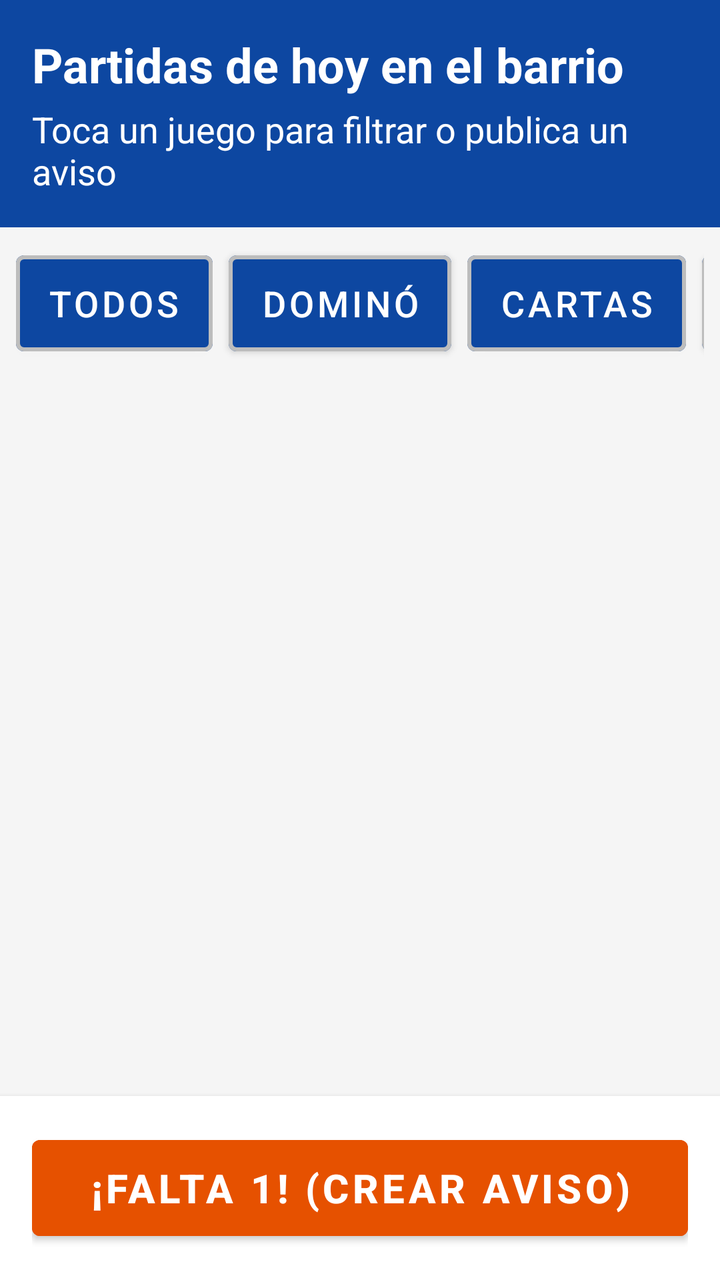
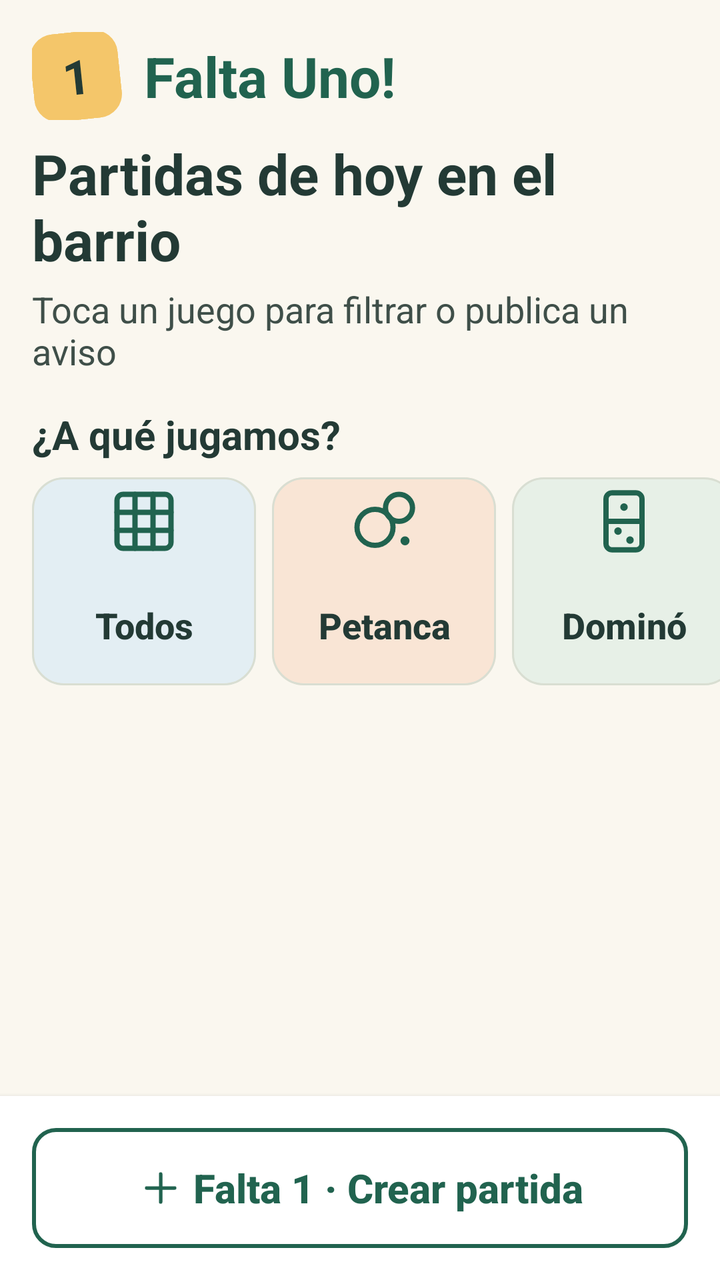

An Android layout rendered at two revisions. The XML below is the earlier revision; the diff shows what the commit changed to produce the second picture.
<!-- AndroidManifest.xml: application theme Theme.FaltaUno -->
<!-- res/layout/activity_main.xml -->
<?xml version="1.0" encoding="utf-8"?>
<LinearLayout xmlns:android="http://schemas.android.com/apk/res/android"
    xmlns:app="http://schemas.android.com/apk/res-auto"
    xmlns:tools="http://schemas.android.com/tools"
    android:layout_width="match_parent"
    android:layout_height="match_parent"
    android:orientation="vertical"
    tools:context=".ui.MainActivity">

    
    <LinearLayout
        android:layout_width="match_parent"
        android:layout_height="wrap_content"
        android:background="@color/color_primario"
        android:orientation="vertical"
        android:padding="@dimen/padding_general">

        <TextView
            android:id="@+id/tvTituloCabecera"
            android:layout_width="match_parent"
            android:layout_height="wrap_content"
            android:text="@string/titulo_pantalla_principal"
            android:textColor="@color/color_texto_blanco"
            android:textSize="@dimen/texto_titulo"
            android:textStyle="bold" />

        <TextView
            android:id="@+id/tvSubtituloCabecera"
            android:layout_width="match_parent"
            android:layout_height="wrap_content"
            android:layout_marginTop="4dp"
            android:text="@string/subtitulo_pantalla_principal"
            android:textColor="@color/color_texto_blanco"
            android:textSize="@dimen/texto_base" />

    </LinearLayout>

    
    <HorizontalScrollView
        android:layout_width="match_parent"
        android:layout_height="wrap_content"
        android:paddingStart="@dimen/padding_pequeno"
        android:paddingTop="@dimen/padding_pequeno"
        android:paddingEnd="@dimen/padding_pequeno"
        android:paddingBottom="@dimen/padding_pequeno"
        android:scrollbars="none">

        
        <LinearLayout
            android:layout_width="wrap_content"
            android:layout_height="wrap_content"
            android:orientation="horizontal"
            tools:ignore="ButtonStyle">

            <com.google.android.material.button.MaterialButton
                android:id="@+id/btnFiltroTodos"
                android:layout_width="wrap_content"
                android:layout_height="@dimen/btn_min_tamano"
                android:layout_marginEnd="@dimen/padding_pequeno"
                android:minWidth="@dimen/btn_min_tamano"
                android:text="@string/juego_todos"
                android:textSize="@dimen/texto_base"
                app:strokeColor="@color/color_borde"
                app:strokeWidth="2dp" />

            <com.google.android.material.button.MaterialButton
                android:id="@+id/btnFiltroDomino"
                android:layout_width="wrap_content"
                android:layout_height="@dimen/btn_min_tamano"
                android:layout_marginEnd="@dimen/padding_pequeno"
                android:minWidth="@dimen/btn_min_tamano"
                android:text="@string/juego_domino"
                android:textSize="@dimen/texto_base"
                app:strokeColor="@color/color_borde"
                app:strokeWidth="2dp" />

            <com.google.android.material.button.MaterialButton
                android:id="@+id/btnFiltroCartas"
                android:layout_width="wrap_content"
                android:layout_height="@dimen/btn_min_tamano"
                android:layout_marginEnd="@dimen/padding_pequeno"
                android:minWidth="@dimen/btn_min_tamano"
                android:text="@string/juego_cartas"
                android:textSize="@dimen/texto_base"
                app:strokeColor="@color/color_borde"
                app:strokeWidth="2dp" />

            <com.google.android.material.button.MaterialButton
                android:id="@+id/btnFiltroPetanca"
                android:layout_width="wrap_content"
                android:layout_height="@dimen/btn_min_tamano"
                android:layout_marginEnd="@dimen/padding_pequeno"
                android:minWidth="@dimen/btn_min_tamano"
                android:text="@string/juego_petanca"
                android:textSize="@dimen/texto_base"
                app:strokeColor="@color/color_borde"
                app:strokeWidth="2dp" />

            <com.google.android.material.button.MaterialButton
                android:id="@+id/btnFiltroParchis"
                android:layout_width="wrap_content"
                android:layout_height="@dimen/btn_min_tamano"
                android:minWidth="@dimen/btn_min_tamano"
                android:text="@string/juego_parchis"
                android:textSize="@dimen/texto_base"
                app:strokeColor="@color/color_borde"
                app:strokeWidth="2dp" />

        </LinearLayout>
    </HorizontalScrollView>

    
    <FrameLayout
        android:layout_width="match_parent"
        android:layout_height="0dp"
        android:layout_weight="1">

        
        <androidx.recyclerview.widget.RecyclerView
            android:id="@+id/rvPartidas"
            android:layout_width="match_parent"
            android:layout_height="match_parent"
            android:clipToPadding="false"
            android:paddingTop="@dimen/padding_pequeno"
            android:paddingBottom="@dimen/padding_pequeno" />

        
        <TextView
            android:id="@+id/tvSinPartidas"
            android:layout_width="match_parent"
            android:layout_height="match_parent"
            android:gravity="center"
            android:padding="@dimen/padding_grande"
            android:text="@string/mensaje_sin_partidas"
            android:textColor="@color/color_texto_secundario"
            android:textSize="@dimen/texto_subtitulo"
            android:visibility="gone" />

    </FrameLayout>

    
    <LinearLayout
        android:layout_width="match_parent"
        android:layout_height="wrap_content"
        android:background="@color/color_fondo_tarjeta"
        android:elevation="@dimen/elevacion_tarjeta"
        android:padding="@dimen/padding_general">

        <Button
            android:id="@+id/btnFaltaUno"
            android:layout_width="match_parent"
            android:layout_height="@dimen/btn_min_tamano"
            android:backgroundTint="@color/color_naranja_falta_uno"
            android:contentDescription="@string/desc_boton_falta_uno"
            android:text="@string/accion_falta_uno"
            android:textColor="@color/color_texto_blanco"
            android:textSize="@dimen/texto_subtitulo"
            android:textStyle="bold" />

    </LinearLayout>

</LinearLayout>
<!-- resources referenced by this layout -->
<resources>
  <color name="color_borde">#BDBDBD</color>
  <color name="color_naranja_falta_uno">#E65100</color>
  <color name="color_primario">#0D47A1</color>
  <color name="color_texto_secundario">#333333</color>
  <string name="accion_falta_uno">¡Falta 1! (Crear aviso)</string>
  <style name="Theme.FaltaUno" parent="Theme.MaterialComponents.Light.NoActionBar">
          
          <item name="colorPrimary">@color/color_primario</item>
          <item name="colorPrimaryVariant">@color/color_primario_oscuro</item>
          <item name="colorOnPrimary">@color/color_texto_blanco</item>
  
          
          <item name="colorSecondary">@color/color_secundario</item>
          <item name="colorOnSecondary">@color/color_texto_blanco</item>
  
          
          <item name="android:windowBackground">@color/color_fondo</item>
          <item name="android:textColorPrimary">@color/color_texto_principal</item>
          <item name="android:textColorSecondary">@color/color_texto_secundario</item>
  
          
          <item name="android:statusBarColor">@color/color_primario_oscuro</item>
          <item name="android:windowLightStatusBar">false</item>
      </style>
  <color name="color_primario_oscuro">#002171</color>
  <color name="color_secundario">#1976D2</color>
  <color name="color_fondo">#F5F5F5</color>
  <color name="color_texto_principal">#1A1A1A</color>
  <!-- unchanged entries left out for length: 19 -->
</resources>

<!-- the commit's change to res/layout/activity_main.xml (unified diff, before → after) -->
@@ -8,40 +8,50 @@
     tools:context=".ui.MainActivity">
 
     
-    <LinearLayout
-        android:layout_width="match_parent"
-        android:layout_height="wrap_content"
-        android:background="@color/color_primario"
-        android:orientation="vertical"
-        android:padding="@dimen/padding_general">
-
-        <TextView
-            android:id="@+id/tvTituloCabecera"
-            android:layout_width="match_parent"
-            android:layout_height="wrap_content"
-            android:text="@string/titulo_pantalla_principal"
-            android:textColor="@color/color_texto_blanco"
-            android:textSize="@dimen/texto_titulo"
-            android:textStyle="bold" />
-
-        <TextView
-            android:id="@+id/tvSubtituloCabecera"
-            android:layout_width="match_parent"
-            android:layout_height="wrap_content"
-            android:layout_marginTop="4dp"
-            android:text="@string/subtitulo_pantalla_principal"
-            android:textColor="@color/color_texto_blanco"
-            android:textSize="@dimen/texto_base" />
-
-    </LinearLayout>
+    <include layout="@layout/cabecera_logo" />
+
+    
+    <TextView
+        android:id="@+id/tvTituloCabecera"
+        android:layout_width="match_parent"
+        android:layout_height="wrap_content"
+        android:paddingStart="@dimen/padding_general"
+        android:paddingEnd="@dimen/padding_general"
+        android:text="@string/titulo_pantalla_principal"
+        android:textColor="@color/color_texto_principal"
+        android:textSize="@dimen/texto_grande"
+        android:textStyle="bold" />
+
+    <TextView
+        android:id="@+id/tvSubtituloCabecera"
+        android:layout_width="match_parent"
+        android:layout_height="wrap_content"
+        android:layout_marginTop="@dimen/espacio_minimo"
+        android:paddingStart="@dimen/padding_general"
+        android:paddingEnd="@dimen/padding_general"
+        android:text="@string/subtitulo_pantalla_principal"
+        android:textColor="@color/color_texto_secundario"
+        android:textSize="@dimen/texto_base" />
+
+    <TextView
+        android:layout_width="match_parent"
+        android:layout_height="wrap_content"
+        android:layout_marginTop="@dimen/padding_general"
+        android:paddingStart="@dimen/padding_general"
+        android:paddingEnd="@dimen/padding_general"
+        android:text="@string/etiqueta_a_que_jugamos"
+        android:textColor="@color/color_texto_principal"
+        android:textSize="@dimen/texto_subtitulo"
+        android:textStyle="bold" />
 
     
     <HorizontalScrollView
         android:layout_width="match_parent"
         android:layout_height="wrap_content"
-        android:paddingStart="@dimen/padding_pequeno"
+        android:clipToPadding="false"
+        android:paddingStart="@dimen/padding_general"
         android:paddingTop="@dimen/padding_pequeno"
-        android:paddingEnd="@dimen/padding_pequeno"
+        android:paddingEnd="@dimen/padding_general"
         android:paddingBottom="@dimen/padding_pequeno"
         android:scrollbars="none">
 
@@ -54,57 +64,92 @@
 
             <com.google.android.material.button.MaterialButton
                 android:id="@+id/btnFiltroTodos"
-                android:layout_width="wrap_content"
-                android:layout_height="@dimen/btn_min_tamano"
-                android:layout_marginEnd="@dimen/padding_pequeno"
-                android:minWidth="@dimen/btn_min_tamano"
+                android:layout_width="@dimen/ancho_casilla"
+                android:layout_height="@dimen/alto_casilla"
+                android:layout_marginEnd="@dimen/padding_pequeno"
+                android:backgroundTint="@color/color_pastel_todos"
+                android:stateListAnimator="@null"
                 android:text="@string/juego_todos"
-                android:textSize="@dimen/texto_base"
-                app:strokeColor="@color/color_borde"
-                app:strokeWidth="2dp" />
+                android:textColor="@color/color_texto_principal"
+                android:textSize="@dimen/texto_base"
+                app:cornerRadius="@dimen/radio_esquinas"
+                app:icon="@drawable/ic_juego_todos"
+                app:iconGravity="top"
+                app:iconSize="@dimen/tamano_icono"
+                app:iconTint="@color/color_primario"
+                app:strokeColor="@color/color_borde"
+                app:strokeWidth="@dimen/borde_fino" />
+
+            <com.google.android.material.button.MaterialButton
+                android:id="@+id/btnFiltroPetanca"
+                android:layout_width="@dimen/ancho_casilla"
+                android:layout_height="@dimen/alto_casilla"
+                android:layout_marginEnd="@dimen/padding_pequeno"
+                android:backgroundTint="@color/color_pastel_petanca"
+                android:stateListAnimator="@null"
+                android:text="@string/juego_petanca"
+                android:textColor="@color/color_texto_principal"
+                android:textSize="@dimen/texto_base"
+                app:cornerRadius="@dimen/radio_esquinas"
+                app:icon="@drawable/ic_juego_petanca"
+                app:iconGravity="top"
+                app:iconSize="@dimen/tamano_icono"
+                app:iconTint="@color/color_primario"
+                app:strokeColor="@color/color_borde"
+                app:strokeWidth="@dimen/borde_fino" />
 
             <com.google.android.material.button.MaterialButton
                 android:id="@+id/btnFiltroDomino"
-                android:layout_width="wrap_content"
-                android:layout_height="@dimen/btn_min_tamano"
-                android:layout_marginEnd="@dimen/padding_pequeno"
-                android:minWidth="@dimen/btn_min_tamano"
+                android:layout_width="@dimen/ancho_casilla"
+                android:layout_height="@dimen/alto_casilla"
+                android:layout_marginEnd="@dimen/padding_pequeno"
+                android:backgroundTint="@color/color_pastel_domino"
+                android:stateListAnimator="@null"
                 android:text="@string/juego_domino"
-                android:textSize="@dimen/texto_base"
-                app:strokeColor="@color/color_borde"
-                app:strokeWidth="2dp" />
+                android:textColor="@color/color_texto_principal"
+                android:textSize="@dimen/texto_base"
+                app:cornerRadius="@dimen/radio_esquinas"
+                app:icon="@drawable/ic_juego_domino"
+                app:iconGravity="top"
+                app:iconSize="@dimen/tamano_icono"
+                app:iconTint="@color/color_primario"
+                app:strokeColor="@color/color_borde"
+                app:strokeWidth="@dimen/borde_fino" />
 
             <com.google.android.material.button.MaterialButton
                 android:id="@+id/btnFiltroCartas"
-                android:layout_width="wrap_content"
-                android:layout_height="@dimen/btn_min_tamano"
-                android:layout_marginEnd="@dimen/padding_pequeno"
-                android:minWidth="@dimen/btn_min_tamano"
+                android:layout_width="@dimen/ancho_casilla"
+                android:layout_height="@dimen/alto_casilla"
+                android:layout_marginEnd="@dimen/padding_pequeno"
+                android:backgroundTint="@color/color_pastel_cartas"
+                android:stateListAnimator="@null"
                 android:text="@string/juego_cartas"
-                android:textSize="@dimen/texto_base"
-                app:strokeColor="@color/color_borde"
-                app:strokeWidth="2dp" />
-
-            <com.google.android.material.button.MaterialButton
-                android:id="@+id/btnFiltroPetanca"
-                android:layout_width="wrap_content"
-                android:layout_height="@dimen/btn_min_tamano"
-                android:layout_marginEnd="@dimen/padding_pequeno"
-                android:minWidth="@dimen/btn_min_tamano"
-                android:text="@string/juego_petanca"
-                android:textSize="@dimen/texto_base"
-                app:strokeColor="@color/color_borde"
-                app:strokeWidth="2dp" />
+                android:textColor="@color/color_texto_principal"
+                android:textSize="@dimen/texto_base"
+                app:cornerRadius="@dimen/radio_esquinas"
+                app:icon="@drawable/ic_juego_cartas"
+                app:iconGravity="top"
+                app:iconSize="@dimen/tamano_icono"
+                app:iconTint="@color/color_primario"
+                app:strokeColor="@color/color_borde"
+                app:strokeWidth="@dimen/borde_fino" />
 
             <com.google.android.material.button.MaterialButton
                 android:id="@+id/btnFiltroParchis"
-                android:layout_width="wrap_content"
-                android:layout_height="@dimen/btn_min_tamano"
-                android:minWidth="@dimen/btn_min_tamano"
+                android:layout_width="@dimen/ancho_casilla"
+                android:layout_height="@dimen/alto_casilla"
+                android:backgroundTint="@color/color_amarillo"
+                android:stateListAnimator="@null"
                 android:text="@string/juego_parchis"
-                android:textSize="@dimen/texto_base"
-                app:strokeColor="@color/color_borde"
-                app:strokeWidth="2dp" />
+                android:textColor="@color/color_texto_principal"
+                android:textSize="@dimen/texto_base"
+                app:cornerRadius="@dimen/radio_esquinas"
+                app:icon="@drawable/ic_juego_parchis"
+                app:iconGravity="top"
+                app:iconSize="@dimen/tamano_icono"
+                app:iconTint="@color/color_primario"
+                app:strokeColor="@color/color_borde"
+                app:strokeWidth="@dimen/borde_fino" />
 
         </LinearLayout>
     </HorizontalScrollView>
@@ -146,17 +191,53 @@
         android:elevation="@dimen/elevacion_tarjeta"
         android:padding="@dimen/padding_general">
 
-        <Button
+        <com.google.android.material.button.MaterialButton
             android:id="@+id/btnFaltaUno"
+            style="@style/Widget.FaltaUno.Boton.Contorno"
             android:layout_width="match_parent"
             android:layout_height="@dimen/btn_min_tamano"
-            android:backgroundTint="@color/color_naranja_falta_uno"
             android:contentDescription="@string/desc_boton_falta_uno"
             android:text="@string/accion_falta_uno"
-            android:textColor="@color/color_texto_blanco"
             android:textSize="@dimen/texto_subtitulo"
-            android:textStyle="bold" />
+            app:icon="@drawable/ic_mas"
+            app:iconGravity="textStart"
+            app:iconSize="@dimen/tamano_icono_pequeno" />
 
     </LinearLayout>
 
 </LinearLayout>
+<!-- res/layout/cabecera_logo.xml (included above) -->
+<?xml version="1.0" encoding="utf-8"?>
+<LinearLayout xmlns:android="http://schemas.android.com/apk/res/android"
+    android:layout_width="match_parent"
+    android:layout_height="wrap_content"
+    android:gravity="center_vertical"
+    android:orientation="horizontal"
+    android:paddingStart="@dimen/padding_general"
+    android:paddingTop="@dimen/padding_general"
+    android:paddingEnd="@dimen/padding_general"
+    android:paddingBottom="@dimen/padding_pequeno">
+
+    
+    <TextView
+        android:layout_width="@dimen/tamano_logo"
+        android:layout_height="@dimen/tamano_logo"
+        android:background="@drawable/fondo_logo"
+        android:gravity="center"
+        android:importantForAccessibility="no"
+        android:rotation="-6"
+        android:text="@string/logo_numero"
+        android:textColor="@color/color_texto_principal"
+        android:textSize="@dimen/texto_titulo"
+        android:textStyle="bold" />
+
+    <TextView
+        android:layout_width="wrap_content"
+        android:layout_height="wrap_content"
+        android:layout_marginStart="@dimen/espacio_icono"
+        android:text="@string/app_name"
+        android:textColor="@color/color_primario"
+        android:textSize="@dimen/texto_grande"
+        android:textStyle="bold" />
+
+</LinearLayout>
<!-- resource entries referenced after the edit -->
@@ -1,18 +1,184 @@
 <!-- resources referenced by this layout -->
 <resources>
-  <color name="color_borde">#BDBDBD</color>
-  <color name="color_naranja_falta_uno">#E65100</color>
-  <color name="color_primario">#0D47A1</color>
-  <color name="color_texto_secundario">#333333</color>
-  <string name="accion_falta_uno">¡Falta 1! (Crear aviso)</string>
+  <color name="color_amarillo">#F4C66A</color>
+  <color name="color_borde">#D9DED2</color>
+  <color name="color_pastel_cartas">#EDE7F5</color>
+  <color name="color_pastel_domino">#E7F0E7</color>
+  <color name="color_pastel_petanca">#F9E5D5</color>
+  <color name="color_pastel_todos">#E3EEF3</color>
+  <color name="color_primario">#21634F</color>
+  <color name="color_texto_secundario">#3F4F49</color>
+  <dimen name="alto_casilla">104dp</dimen>
+  <dimen name="ancho_casilla">112dp</dimen>
+  <dimen name="borde_fino">1dp</dimen>
+  <dimen name="espacio_icono">12dp</dimen>
+  <dimen name="espacio_minimo">4dp</dimen>
+  <dimen name="radio_esquinas">16dp</dimen>
+  <dimen name="tamano_icono">36dp</dimen>
+  <dimen name="tamano_icono_pequeno">24dp</dimen>
+  <dimen name="tamano_logo">44dp</dimen>
+  <dimen name="texto_grande">28sp</dimen>
+  <!-- drawable fondo_logo (drawable) -->
+  <?xml version="1.0" encoding="utf-8"?>
+  <shape xmlns:android="http://schemas.android.com/apk/res/android"
+      android:shape="rectangle">
+      <solid android:color="@color/color_amarillo" />
+      <corners android:radius="@dimen/radio_boton" />
+  </shape>
+  <!-- drawable ic_juego_cartas (drawable) -->
+  <?xml version="1.0" encoding="utf-8"?>
+  <vector xmlns:android="http://schemas.android.com/apk/res/android"
+      android:width="24dp"
+      android:height="24dp"
+      android:viewportWidth="24"
+      android:viewportHeight="24">
+      <path
+          android:pathData="M17.28,9.05a5.5,5.5 0,1 0,-10.56 0A5.5,5.5 0,1 0,12 17.66a5.5,5.5 0,1 0,5.28 -8.61z"
+          android:strokeWidth="1.75"
+          android:strokeColor="@color/color_primario"
+          android:strokeLineCap="round"
+          android:strokeLineJoin="round" />
+      <path
+          android:pathData="M12,17.66V22"
+          android:strokeWidth="1.75"
+          android:strokeColor="@color/color_primario"
+          android:strokeLineCap="round"
+          android:strokeLineJoin="round" />
+  </vector>
+  <!-- drawable ic_juego_domino (drawable) -->
+  <?xml version="1.0" encoding="utf-8"?>
+  <vector xmlns:android="http://schemas.android.com/apk/res/android"
+      android:width="24dp"
+      android:height="24dp"
+      android:viewportWidth="24"
+      android:viewportHeight="24">
+      <path
+          android:pathData="M8,2.5h8a2,2 0,0 1,2 2v15a2,2 0,0 1,-2 2h-8a2,2 0,0 1,-2 -2v-15a2,2 0,0 1,2 -2z"
+          android:strokeWidth="1.75"
+          android:strokeColor="@color/color_primario"
+          android:strokeLineCap="round"
+          android:strokeLineJoin="round" />
+      <path
+          android:pathData="M6,12h12"
+          android:strokeWidth="1.75"
+          android:strokeColor="@color/color_primario"
+          android:strokeLineCap="round"
+          android:strokeLineJoin="round" />
+      <path
+          android:fillColor="@color/color_primario"
+          android:pathData="M12,7.25m-1.25,0a1.25,1.25 0 1,0 2.5,0a1.25,1.25 0 1,0 -2.5,0" />
+      <path
+          android:fillColor="@color/color_primario"
+          android:pathData="M10,15.25m-1.25,0a1.25,1.25 0 1,0 2.5,0a1.25,1.25 0 1,0 -2.5,0" />
+      <path
+          android:fillColor="@color/color_primario"
+          android:pathData="M14,18.25m-1.25,0a1.25,1.25 0 1,0 2.5,0a1.25,1.25 0 1,0 -2.5,0" />
+  </vector>
+  <!-- drawable ic_juego_parchis (drawable) -->
+  <?xml version="1.0" encoding="utf-8"?>
+  <vector xmlns:android="http://schemas.android.com/apk/res/android"
+      android:width="24dp"
+      android:height="24dp"
+      android:viewportWidth="24"
+      android:viewportHeight="24">
+      <path
+          android:pathData="M5,3h14a2,2 0,0 1,2 2v14a2,2 0,0 1,-2 2h-14a2,2 0,0 1,-2 -2v-14a2,2 0,0 1,2 -2z"
+          android:strokeWidth="1.75"
+          android:strokeColor="@color/color_primario"
+          android:strokeLineCap="round"
+          android:strokeLineJoin="round" />
+      <path
+          android:fillColor="@color/color_primario"
+          android:pathData="M16,8m-1.5,0a1.5,1.5 0 1,0 3.0,0a1.5,1.5 0 1,0 -3.0,0" />
+      <path
+          android:fillColor="@color/color_primario"
+          android:pathData="M12,12m-1.5,0a1.5,1.5 0 1,0 3.0,0a1.5,1.5 0 1,0 -3.0,0" />
+      <path
+          android:fillColor="@color/color_primario"
+          android:pathData="M8,16m-1.5,0a1.5,1.5 0 1,0 3.0,0a1.5,1.5 0 1,0 -3.0,0" />
+  </vector>
+  <!-- drawable ic_juego_petanca (drawable) -->
+  <?xml version="1.0" encoding="utf-8"?>
+  <vector xmlns:android="http://schemas.android.com/apk/res/android"
+      android:width="24dp"
+      android:height="24dp"
+      android:viewportWidth="24"
+      android:viewportHeight="24">
+      <path
+          android:pathData="M3,14a6,6 0,1 0,12 0a6,6 0,1 0,-12 0"
+          android:strokeWidth="1.75"
+          android:strokeColor="@color/color_primario"
+          android:strokeLineCap="round"
+          android:strokeLineJoin="round" />
+      <path
+          android:pathData="M12.5,7.5a4.5,4.5 0,1 0,9 0a4.5,4.5 0,1 0,-9 0"
+          android:strokeWidth="1.75"
+          android:strokeColor="@color/color_primario"
+          android:strokeLineCap="round"
+          android:strokeLineJoin="round" />
+      <path
+          android:fillColor="@color/color_primario"
+          android:pathData="M19,18.5m-1.5,0a1.5,1.5 0 1,0 3.0,0a1.5,1.5 0 1,0 -3.0,0" />
+  </vector>
+  <!-- drawable ic_juego_todos (drawable) -->
+  <?xml version="1.0" encoding="utf-8"?>
+  <vector xmlns:android="http://schemas.android.com/apk/res/android"
+      android:width="24dp"
+      android:height="24dp"
+      android:viewportWidth="24"
+      android:viewportHeight="24">
+      <path
+          android:pathData="M5,3h14a2,2 0,0 1,2 2v14a2,2 0,0 1,-2 2h-14a2,2 0,0 1,-2 -2v-14a2,2 0,0 1,2 -2z"
+          android:strokeWidth="1.75"
+          android:strokeColor="@color/color_primario"
+          android:strokeLineCap="round"
+          android:strokeLineJoin="round" />
+      <path
+          android:pathData="M3,9h18M3,15h18M9,3v18M15,3v18"
+          android:strokeWidth="1.75"
+          android:strokeColor="@color/color_primario"
+          android:strokeLineCap="round"
+          android:strokeLineJoin="round" />
+  </vector>
+  <!-- drawable ic_mas (drawable) -->
+  <?xml version="1.0" encoding="utf-8"?>
+  <vector xmlns:android="http://schemas.android.com/apk/res/android"
+      android:width="24dp"
+      android:height="24dp"
+      android:viewportWidth="24"
+      android:viewportHeight="24">
+      <path
+          android:pathData="M12,5v14M5,12h14"
+          android:strokeWidth="1.75"
+          android:strokeColor="@color/color_primario"
+          android:strokeLineCap="round"
+          android:strokeLineJoin="round" />
+  </vector>
+  <string name="accion_falta_uno">Falta 1 · Crear partida</string>
+  <string name="app_name">Falta Uno!</string>
+  <string name="etiqueta_a_que_jugamos">¿A qué jugamos?</string>
+  <string name="logo_numero" translatable="false">1</string>
+  <style name="Widget.FaltaUno.Boton.Contorno" parent="Widget.MaterialComponents.Button.OutlinedButton">
+          <item name="android:textAllCaps">false</item>
+          <item name="android:textStyle">bold</item>
+          <item name="android:letterSpacing">0</item>
+          <item name="android:insetTop">0dp</item>
+          <item name="android:insetBottom">0dp</item>
+          <item name="cornerRadius">@dimen/radio_boton</item>
+          <item name="backgroundTint">@color/color_fondo_tarjeta</item>
+          <item name="strokeColor">@color/color_primario</item>
+          <item name="strokeWidth">@dimen/borde_normal</item>
+          <item name="android:textColor">@color/color_primario</item>
+          <item name="iconTint">@color/color_primario</item>
+      </style>
   <style name="Theme.FaltaUno" parent="Theme.MaterialComponents.Light.NoActionBar">
           
           <item name="colorPrimary">@color/color_primario</item>
-          <item name="colorPrimaryVariant">@color/color_primario_oscuro</item>
+          <item name="colorPrimaryVariant">@color/color_primario</item>
           <item name="colorOnPrimary">@color/color_texto_blanco</item>
   
           
-          <item name="colorSecondary">@color/color_secundario</item>
+          <item name="colorSecondary">@color/color_primario</item>
           <item name="colorOnSecondary">@color/color_texto_blanco</item>
   
           
@@ -21,13 +187,24 @@
           <item name="android:textColorSecondary">@color/color_texto_secundario</item>
   
           
-          <item name="android:statusBarColor">@color/color_primario_oscuro</item>
-          <item name="android:windowLightStatusBar">false</item>
+          <item name="android:statusBarColor">@color/color_fondo</item>
+          <item name="android:windowLightStatusBar">true</item>
+  
+          
+          <item name="materialButtonStyle">@style/Widget.FaltaUno.Boton</item>
       </style>
-  <color name="color_primario_oscuro">#002171</color>
-  <color name="color_secundario">#1976D2</color>
-  <color name="color_fondo">#F5F5F5</color>
-  <color name="color_texto_principal">#1A1A1A</color>
+  <dimen name="radio_boton">12dp</dimen>
+  <dimen name="borde_normal">2dp</dimen>
+  <color name="color_fondo">#FAF7EF</color>
+  <style name="Widget.FaltaUno.Boton" parent="Widget.MaterialComponents.Button">
+          <item name="android:textAllCaps">false</item>
+          <item name="android:textStyle">bold</item>
+          <item name="android:letterSpacing">0</item>
+          <item name="android:insetTop">0dp</item>
+          <item name="android:insetBottom">0dp</item>
+          <item name="cornerRadius">@dimen/radio_boton</item>
+      </style>
+  <color name="color_texto_principal">#233A35</color>
   <!-- unchanged entries left out for length: 19 -->
 </resources>
 
